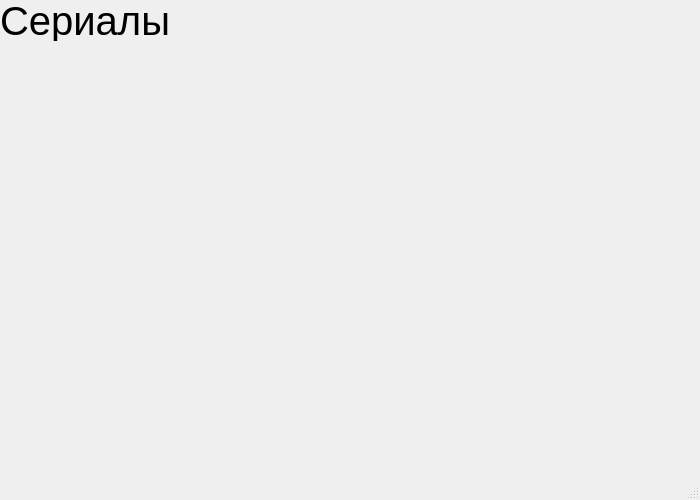
Qt form serials.ui (Zloiben/Application) before a commit.
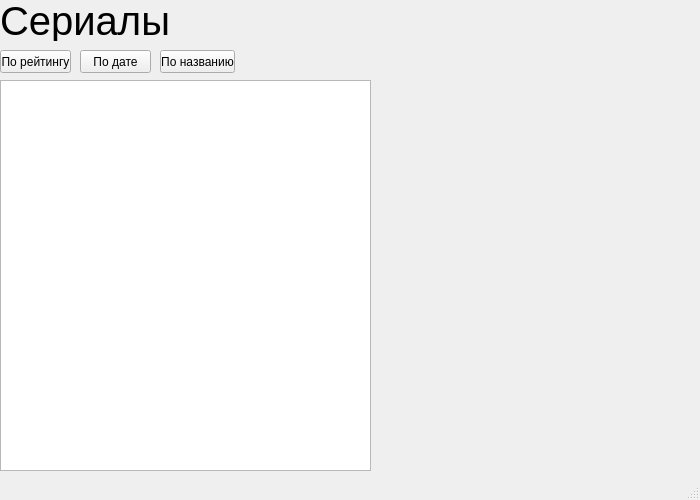
The same form after that commit.

```diff
--- a/serials.ui
+++ b/serials.ui
@@ -32,6 +32,55 @@
      <string>Сериалы.</string>
     </property>
    </widget>
+   <widget class="QPlainTextEdit" name="plainTextEdit">
+    <property name="geometry">
+     <rect>
+      <x>0</x>
+      <y>80</y>
+      <width>371</width>
+      <height>391</height>
+     </rect>
+    </property>
+   </widget>
+   <widget class="QPushButton" name="btn_rating_DESC_films">
+    <property name="geometry">
+     <rect>
+      <x>0</x>
+      <y>50</y>
+      <width>71</width>
+      <height>23</height>
+     </rect>
+    </property>
+    <property name="text">
+     <string>По рейтингу</string>
+    </property>
+   </widget>
+   <widget class="QPushButton" name="btn_date_DESC_films">
+    <property name="geometry">
+     <rect>
+      <x>80</x>
+      <y>50</y>
+      <width>71</width>
+      <height>23</height>
+     </rect>
+    </property>
+    <property name="text">
+     <string>По дате</string>
+    </property>
+   </widget>
+   <widget class="QPushButton" name="btn_name_DESC_films">
+    <property name="geometry">
+     <rect>
+      <x>160</x>
+      <y>50</y>
+      <width>75</width>
+      <height>23</height>
+     </rect>
+    </property>
+    <property name="text">
+     <string>По названию</string>
+    </property>
+   </widget>
   </widget>
   <widget class="QMenuBar" name="menubar">
    <property name="geometry">
```
